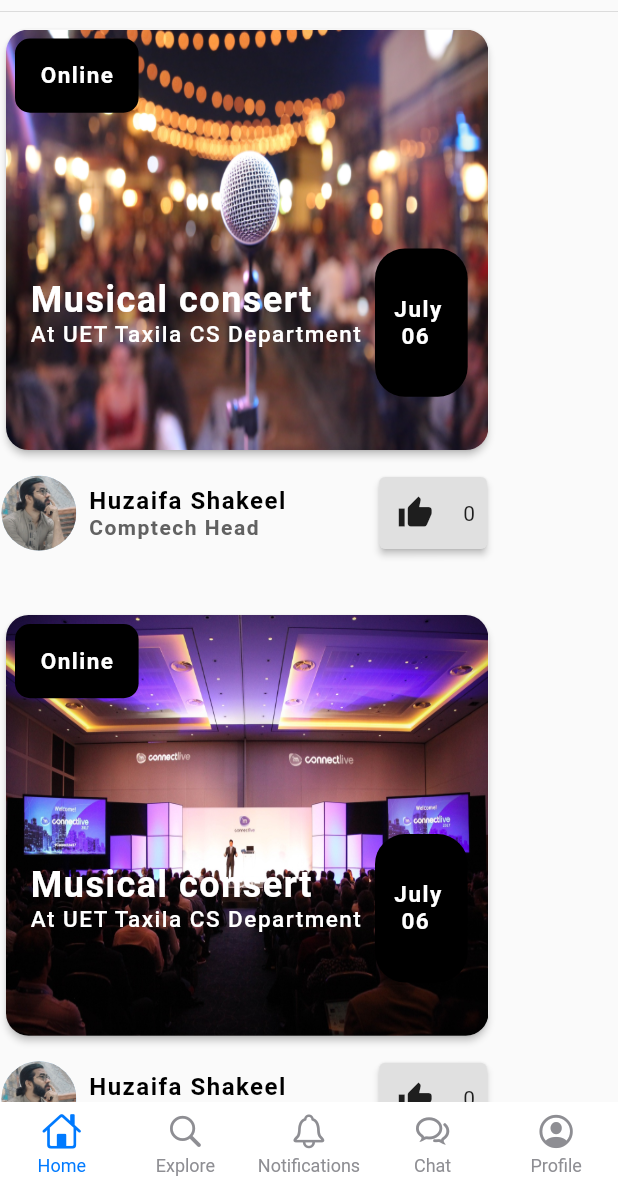
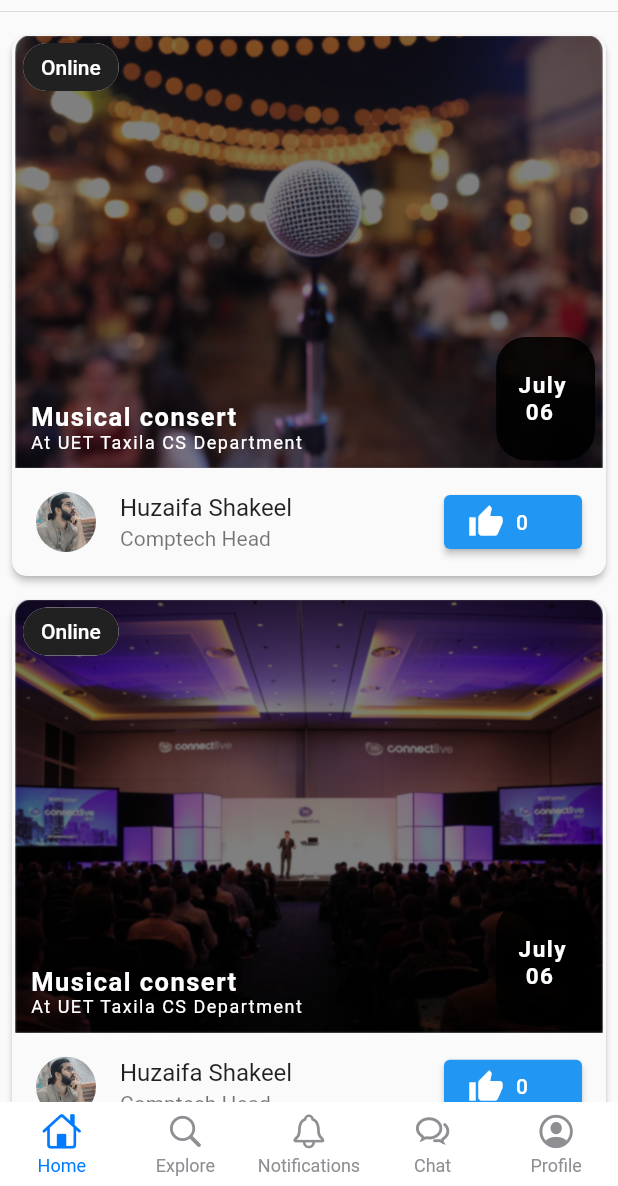
Before and after one commit to qasimsiddiqui/events_app, a Flutter app: the screen it shows once a user with an empty profile is signed in, on a phone screen of 412 x 824 dp, the part 50-1236 px from its top. Run offline on Flutter 3.47's test engine with Material 2 defaults, Android fonts, the phone set to English and light mode, and no system bars; drawn by our look-alikes of persistent_bottom_nav_bar; our stand-ins replace cloud_firestore, dotted_border, firebase_auth, firebase_core, flutter_spinkit, google_fonts and 2 more; accounts and stored records are empty; Roboto replaces fonts that are missing (Adamina).

Commit message:
feed widget revamped

```diff
--- a/lib/widgets/event_feed.dart
+++ b/lib/widgets/event_feed.dart
@@ -1,3 +1,5 @@
+import 'dart:ui';
+
 import 'package:events_app/widgets/customtext.dart';
 import 'package:flutter/material.dart';
 
@@ -19,57 +21,71 @@ class _EventFeedState extends State<EventFeed> {
 
   @override
   Widget build(BuildContext context) {
-    double width = MediaQuery.of(context).size.width;
-    double height = MediaQuery.of(context).size.height;
-    return Row(
-      mainAxisAlignment: MainAxisAlignment.start,
-      children: [
-        Column(
+    double _width = MediaQuery.of(context).size.width;
+    double _height = MediaQuery.of(context).size.height;
+    return Padding(
+      padding: const EdgeInsets.all(8.0),
+      child: Material(
+        elevation: 2,
+        borderRadius: BorderRadius.circular(10),
+        child: Column(
           // mainAxisAlignment: MainAxisAlignment.start,
           children: [
             Stack(
               children: [
                 Container(
-                  height: height * 0.35,
-                  width: width * 0.8,
-                  child: Card(
-                    elevation: 2,
+                  height: _height * 0.35,
+                  width: _width * 0.95,
+                  decoration: BoxDecoration(
+                      borderRadius: BorderRadius.only(
+                          topRight: Radius.circular(10), topLeft: Radius.circular(10)),
+                      image: DecorationImage(image: AssetImage(widget.image), fit: BoxFit.cover)),
+                ),
+                ClipRect(
+                  child: BackdropFilter(
+                    filter: ImageFilter.blur(sigmaX: 0.5, sigmaY: 0.5),
                     child: Container(
-                      child: ClipRRect(
-                        borderRadius: BorderRadius.circular(15),
-                        child: Image.asset(
-                          widget.image,
-                          fit: BoxFit.fill,
+                      width: _width * 0.95,
+                      height: _height * 0.35,
+                      decoration: BoxDecoration(
+                        color: Colors.black.withOpacity(0.5),
+                        borderRadius: BorderRadius.only(
+                            topRight: Radius.circular(10), topLeft: Radius.circular(10)),
                       ),
                     ),
                   ),
-                    shape:
-                        RoundedRectangleBorder(borderRadius: BorderRadius.all(Radius.circular(15))),
-                  ),
                 ),
                 Container(
-                  margin: EdgeInsets.fromLTRB(10, 10, 0, 0),
-                  height: height * 0.06,
-                  width: width * 0.2,
-                  decoration: BoxDecoration(
-                      borderRadius: BorderRadius.all(Radius.circular(10)), color: Colors.black),
-                  child: Center(
-                    child: CustomText(
-                      text: "Online",
-                      color: Colors.white,
-                      fontWeight: FontWeight.bold,
-                      size: 15,
+                  height: _height * 0.35,
+                  width: _width * 0.95,
+                  child: Row(
+                    mainAxisAlignment: MainAxisAlignment.spaceBetween,
+                    children: [
+                      Padding(
+                        padding: const EdgeInsets.fromLTRB(5, 5, 0, 0),
+                        child: Align(
+                          alignment: Alignment.topLeft,
+                          child: Chip(
+                            label: Text(
+                              'Online',
+                              style: TextStyle(color: Colors.white),
+                            ),
+                            backgroundColor: Colors.black87,
+                            materialTapTargetSize: MaterialTapTargetSize.shrinkWrap,
                           ),
                         ),
                       ),
                       Padding(
                         //get screen size and adjust pedding (later)
-                  padding: const EdgeInsets.fromLTRB(250, 150, 0, 0),
+                        padding: const EdgeInsets.fromLTRB(0, 0, 5, 5),
+                        child: Align(
+                          alignment: Alignment.bottomRight,
                           child: Container(
-                    height: height * 0.12,
-                    width: width * 0.15,
+                            height: _height * 0.10,
+                            width: _width * 0.16,
                             decoration: BoxDecoration(
-                        borderRadius: BorderRadius.all(Radius.circular(20)), color: Colors.black),
+                                borderRadius: BorderRadius.all(Radius.circular(20)),
+                                color: Colors.black87),
                             child: Center(
                               child: CustomText(
                                 text: "July \n 06",
@@ -80,21 +96,26 @@ class _EventFeedState extends State<EventFeed> {
                             ),
                           ),
                         ),
-                Padding(
-                  padding: const EdgeInsets.fromLTRB(20, 170, 0, 0),
+                      ),
+                    ],
+                  ),
+                ),
+                Positioned(
+                  bottom: 10,
+                  left: 10,
                   child: Column(
                     crossAxisAlignment: CrossAxisAlignment.start,
                     children: [
                       CustomText(
                         text: "Musical consert",
                         fontWeight: FontWeight.bold,
-                        size: 24,
+                        size: 17,
                         color: Colors.white,
                       ),
                       CustomText(
                         text: "At UET Taxila CS Department",
-                        fontWeight: FontWeight.w500,
-                        size: 15,
+                        fontWeight: FontWeight.normal,
+                        size: 12,
                         color: Colors.white,
                       ),
                     ],
@@ -102,44 +123,25 @@ class _EventFeedState extends State<EventFeed> {
                 )
               ],
             ),
-            Padding(
-              padding: const EdgeInsets.fromLTRB(0, 10, 0, 20),
-              child: Row(
-                children: [
-                  CircleAvatar(radius: 25, backgroundImage: AssetImage("images/7.jpg")),
-                  Padding(
-                    padding: const EdgeInsets.all(8.0),
-                    child: Column(
-                      crossAxisAlignment: CrossAxisAlignment.start,
-                      children: [
-                        CustomText(
-                          text: 'Huzaifa Shakeel',
-                          size: 16,
-                          fontWeight: FontWeight.bold,
+            ListTile(
+              leading: CircleAvatar(backgroundImage: AssetImage("images/7.jpg")),
+              title: Text(
+                'Huzaifa Shakeel',
               ),
-                        CustomText(
-                          text: 'Comptech Head',
-                          size: 14,
-                          fontWeight: FontWeight.bold,
-                          color: Colors.grey.shade700,
+              subtitle: Text(
+                'Comptech Head',
               ),
-                      ],
-                    ),
-                  ),
-                  Padding(
-                    padding: const EdgeInsets.only(left: 50),
-                    child: Card(
-                      color: Colors.grey.shade300,
-                      elevation: 2,
-                      child: Row(
-                        children: [
-                          IconButton(
+              trailing: ElevatedButton(
                 onPressed: () {
                   setState(() {
                     likes++;
                   });
                 },
-                              icon: Icon(Icons.thumb_up)),
+                child: Container(
+                  width: 60,
+                  child: Row(
+                    children: [
+                      Icon(Icons.thumb_up),
                       Padding(
                         padding: const EdgeInsets.all(8.0),
                         child: Text("$likes"),
@@ -147,17 +149,11 @@ class _EventFeedState extends State<EventFeed> {
                     ],
                   ),
                 ),
-                  )
+              ),
+            ),
           ],
         ),
       ),
-            Divider(
-              color: Colors.black,
-              thickness: 2,
-            )
-          ],
-        ),
-      ],
     );
   }
 }
```
Lines whose indentation alone changed are shown as unchanged.
